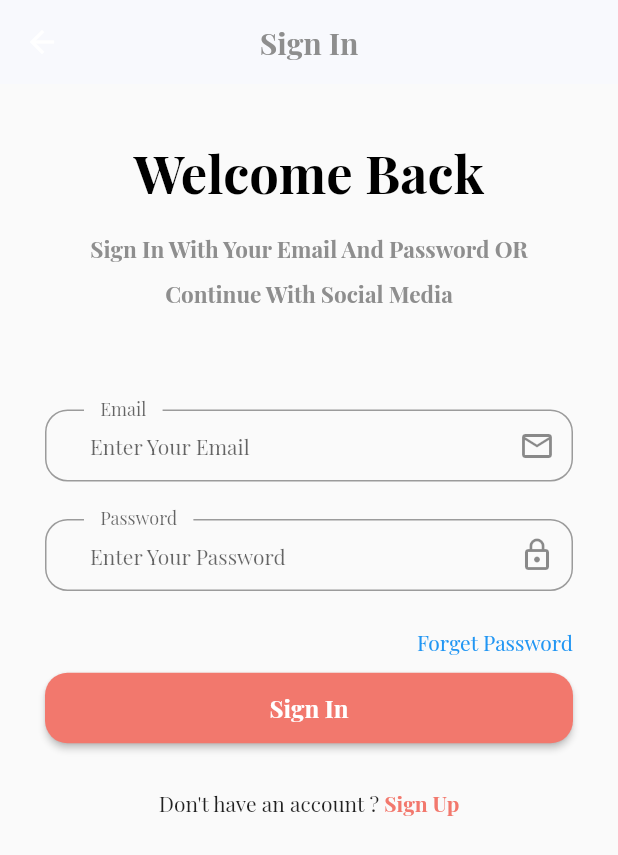
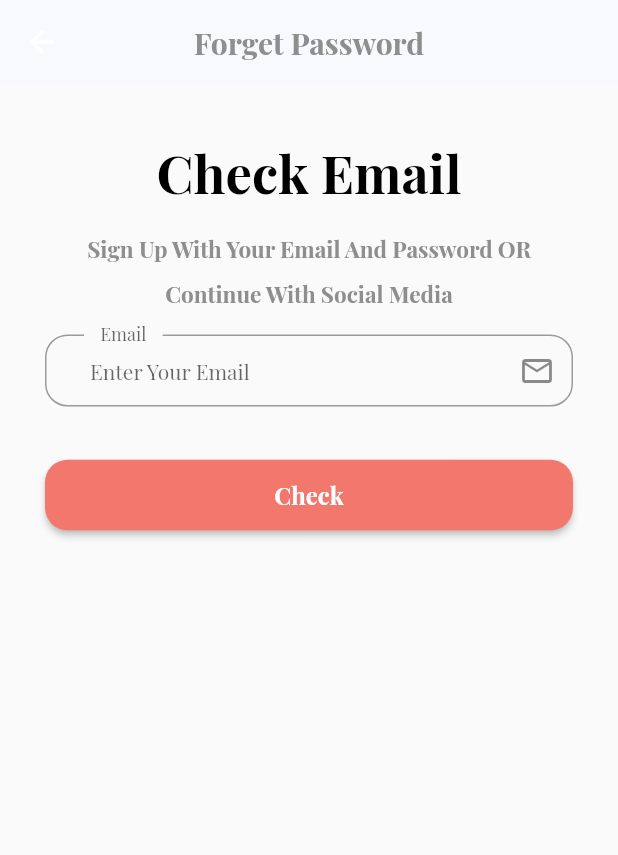
Before and after one commit to mohammadAlmatar/E_commerceApp_flutter-PHP, a Flutter app: the LoginScreen screen opened by its route, after a tap on "Forget Password", on a phone screen of 412 x 824 dp. Shown: the top 855 px of the screen. Run offline on Flutter 3.47's test engine with Material 2 defaults, Android fonts, the phone set to English and light mode, and no system bars; our stand-ins replace get, shared_preferences; accounts and stored records are empty; project files that could hold a hidden picture were left out.

Commit message:
new refersh

```diff
--- /dev/null
+++ b/lib/controller/auth/forgetpassword_controller.dart
@@ -0,0 +1,32 @@
+import 'package:ecommerce_app/core/constants/routesname.dart';
+import 'package:flutter/cupertino.dart';
+import 'package:get/get.dart';
+
+abstract class ForgetPasswordController extends GetxController {
+  checkemail();
+  goToVerfiyCode();
+}
+
+class ForgetPasswordControllerImp extends ForgetPasswordController {
+  late TextEditingController email;
+
+  @override
+  checkemail() {}
+
+  @override
+  goToVerfiyCode() {
+    Get.offNamed(AppRoutes.verfiyCode);
+  }
+
+  @override
+  void onInit() {
+    email = TextEditingController();
+    super.onInit();
+  }
+
+  @override
+  void dispose() {
+    email.dispose();
+    super.dispose();
+  }
+}
--- /dev/null
+++ b/lib/controller/auth/login_controller.dart
@@ -0,0 +1,41 @@
+import 'package:ecommerce_app/core/constants/routesname.dart';
+import 'package:flutter/cupertino.dart';
+import 'package:get/get.dart';
+
+abstract class LoginController extends GetxController {
+  login();
+  goToSignUp();
+  goToForgetPassword();
+}
+
+class LoginControllerImp extends LoginController {
+  late TextEditingController email;
+  late TextEditingController password;
+
+  @override
+  login() {}
+
+  @override
+  goToSignUp() {
+    Get.toNamed(AppRoutes.signUp);
+  }
+
+  @override
+  void onInit() {
+    email = TextEditingController();
+    password = TextEditingController();
+    super.onInit();
+  }
+
+  @override
+  void dispose() {
+    email.dispose();
+    password.dispose();
+    super.dispose();
+  }
+
+  @override
+  goToForgetPassword() {
+    Get.toNamed(AppRoutes.forgetPassword);
+  }
+}
--- a/lib/core/constants/routesname.dart
+++ b/lib/core/constants/routesname.dart
@@ -1,4 +1,8 @@
 class AppRoutes {
   static const String login = '/login';
   static const String onBoarding = "/onboarding";
+  static const String signUp = "/signup";
+  static const String forgetPassword = "/forgetpassword";
+  static const String verfiyCode = "/verfiycode";
+  static const String resetPassword = "/resetpassword";
 }
--- a/lib/routes.dart
+++ b/lib/routes.dart
@@ -2,9 +2,17 @@ import 'package:ecommerce_app/core/constants/routesname.dart';
 import 'package:ecommerce_app/view/screen/onboarding.dart';
 import 'package:flutter/material.dart';
 
+import 'view/screen/auth/forgetpassword.dart';
 import 'view/screen/auth/loginscreen.dart';
+import 'view/screen/auth/resetpassword.dart';
+import 'view/screen/auth/signup.dart';
+import 'view/screen/auth/verifycode.dart';
 
 Map<String, Widget Function(BuildContext)> routes = {
   AppRoutes.login: (context) => const LoginScreen(),
+  AppRoutes.signUp: (context) => const SignUp(),
+  AppRoutes.forgetPassword: (context) => const ForgetPassword(),
+  AppRoutes.verfiyCode: (context) => const VerfiyCode(),
+  AppRoutes.resetPassword: (context) => const ResetPassword(),
   AppRoutes.onBoarding: (context) => const OnBoarding(),
 };
--- /dev/null
+++ b/lib/view/screen/auth/forgetpassword.dart
@@ -0,0 +1,51 @@
+import 'package:ecommerce_app/controller/auth/forgetpassword_controller.dart';
+import 'package:ecommerce_app/core/constants/colors.dart';
+import 'package:ecommerce_app/view/widget/auth/custombuttonauth.dart';
+import 'package:ecommerce_app/view/widget/auth/customtextbodyauth.dart';
+import 'package:ecommerce_app/view/widget/auth/customtextformauth.dart';
+import 'package:ecommerce_app/view/widget/auth/customtexttitleauth.dart';
+import 'package:flutter/material.dart';
+import 'package:get/get.dart';
+
+class ForgetPassword extends StatelessWidget {
+  const ForgetPassword({Key? key}) : super(key: key);
+
+  @override
+  Widget build(BuildContext context) {
+    ForgetPasswordControllerImp controller =
+        Get.put(ForgetPasswordControllerImp());
+    return Scaffold(
+      appBar: AppBar(
+        centerTitle: true,
+        backgroundColor: AppColors.backgroundcolor,
+        elevation: 0.0,
+        title: Text('Forget Password',
+            style: Theme.of(context)
+                .textTheme
+                .displayLarge!
+                .copyWith(color: AppColors.grey)),
+      ),
+      body: Container(
+        padding: const EdgeInsets.symmetric(vertical: 15, horizontal: 30),
+        child: ListView(children: [
+          const SizedBox(height: 20),
+          const CustomTextTitleAuth(text: "Check Email"),
+          const SizedBox(height: 10),
+          const CustomTextBodyAuth(
+              text:
+                  "Sign Up With Your Email And Password OR Continue With Social Media"),
+          const SizedBox(height: 15),
+          CustonTextFormAuth(
+            mycontroller: controller.email,
+            hinttext: "Enter Your Email",
+            iconData: Icons.email_outlined,
+            labeltext: "Email",
+            // mycontroller: ,
+          ),
+          CustomButtomAuth(text: "Check", onPressed: () {}),
+          const SizedBox(height: 40),
+        ]),
+      ),
+    );
+  }
+}
--- a/lib/view/screen/auth/loginscreen.dart
+++ b/lib/view/screen/auth/loginscreen.dart
@@ -1,15 +1,17 @@
+import 'package:ecommerce_app/controller/auth/login_controller.dart';
 import 'package:ecommerce_app/core/constants/colors.dart';
 import 'package:ecommerce_app/view/widget/auth/custombuttonauth.dart';
 import 'package:ecommerce_app/view/widget/auth/customtextbodyauth.dart';
 import 'package:ecommerce_app/view/widget/auth/customtextformauth.dart';
 import 'package:ecommerce_app/view/widget/auth/customtexttitleauth.dart';
 import 'package:flutter/material.dart';
-import 'package:get/get_utils/get_utils.dart';
+import 'package:get/get.dart';
 
 class LoginScreen extends StatelessWidget {
   const LoginScreen({super.key});
   @override
   Widget build(BuildContext context) {
+    LoginControllerImp controller = Get.put(LoginControllerImp());
     return Scaffold(
         appBar: AppBar(
           centerTitle: true,
@@ -46,7 +48,9 @@ class LoginScreen extends StatelessWidget {
               // mycontroller: ,
             ),
             InkWell(
-              onTap: () {},
+              onTap: () {
+                controller.goToForgetPassword();
+              },
               child: Text(
                 '9'.tr,
                 textAlign: TextAlign.end,
@@ -60,6 +64,9 @@ class LoginScreen extends StatelessWidget {
               children: [
                 Text('10'.tr),
                 InkWell(
+                  onTap: () {
+                    controller.goToSignUp();
+                  },
                   child: Text(
                     '11'.tr,
                     style: const TextStyle(
```
Also changed, not shown: lib/controller/auth/signup_controller.dart (added, +41 -0 lines), lib/view/screen/auth/resetpassword.dart (added, +48 -0 lines), lib/view/screen/auth/signup.dart (added, +79 -0 lines), lib/view/screen/auth/verifycode.dart (added, +51 -0 lines), lib/view/widget/auth/textsignup.dart (added, +30 -0 lines).
